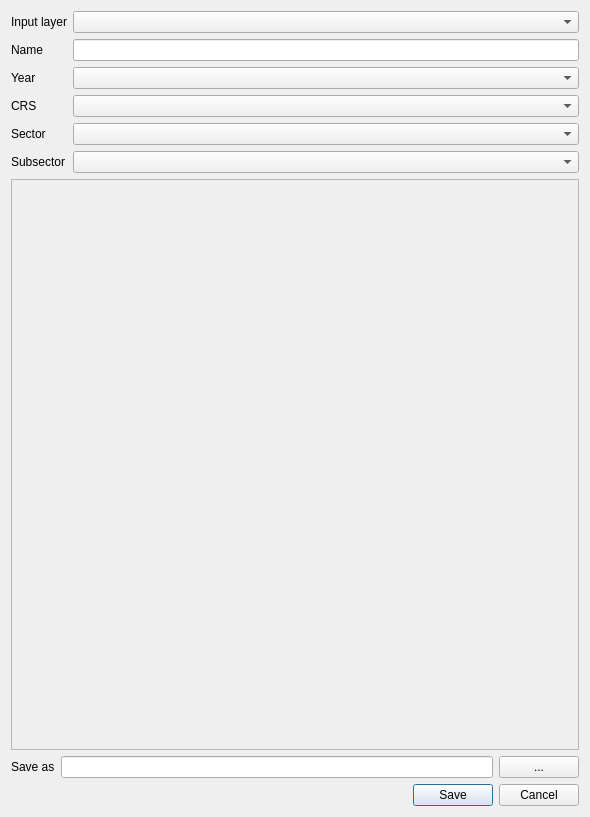
Above: ImaerPlugin/generate_calc_input_dlg.ui from opengeogroep/AERIUS-QGIS-plugins before the change. Below: the same form after it.
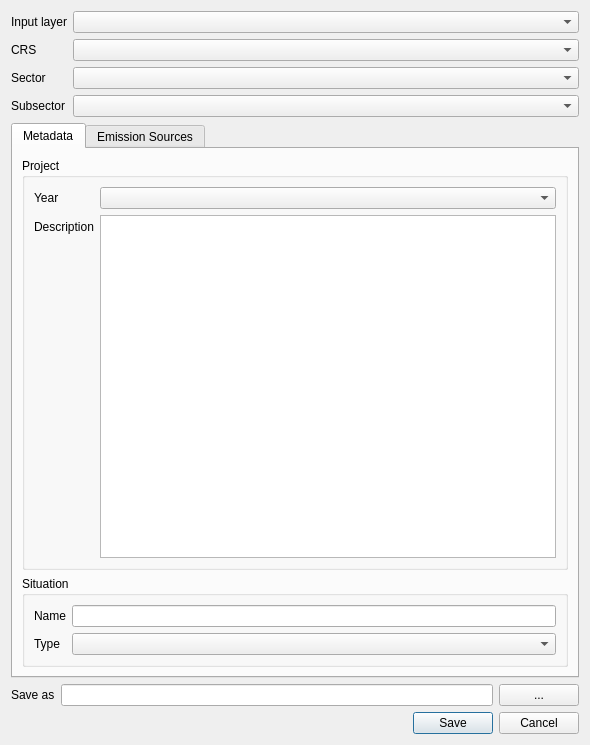
That is the form after the change. Custom widgets are drawn as their Qt base class.

Commit message: Tabs in emission source generator (WIP)

```diff
--- a/ImaerPlugin/generate_calc_input_dlg.ui
+++ b/ImaerPlugin/generate_calc_input_dlg.ui
@@ -7,20 +7,17 @@
     <x>0</x>
     <y>0</y>
     <width>590</width>
-    <height>817</height>
+    <height>745</height>
    </rect>
   </property>
   <property name="windowTitle">
    <string>Generate Aerius Calculator Input</string>
   </property>
-  <layout class="QGridLayout" name="gridLayout_2">
-   <item row="0" column="0">
+  <layout class="QVBoxLayout" name="verticalLayout_2">
+   <item>
     <layout class="QVBoxLayout" name="verticalLayout">
      <item>
-      <layout class="QGridLayout" name="gridLayout">
-       <item row="0" column="1">
-        <widget class="QgsMapLayerComboBox" name="combo_layer"/>
-       </item>
+      <layout class="QFormLayout" name="formLayout_2">
        <item row="0" column="0">
         <widget class="QLabel" name="label_layer">
          <property name="text">
@@ -28,77 +25,143 @@
          </property>
         </widget>
        </item>
-       <item row="5" column="0">
+       <item row="0" column="1">
+        <widget class="QgsMapLayerComboBox" name="combo_layer"/>
+       </item>
+       <item row="2" column="0">
         <widget class="QLabel" name="label_sector">
          <property name="text">
           <string>Sector</string>
          </property>
         </widget>
        </item>
-       <item row="5" column="1">
+       <item row="2" column="1">
         <widget class="QComboBox" name="combo_sector"/>
        </item>
-       <item row="6" column="1">
-        <widget class="QComboBox" name="combo_subsector"/>
-       </item>
-       <item row="6" column="0">
+       <item row="3" column="0">
         <widget class="QLabel" name="label_subsector">
          <property name="text">
           <string>Subsector</string>
          </property>
         </widget>
        </item>
-       <item row="2" column="0">
-        <widget class="QLabel" name="label_year">
-         <property name="text">
-          <string>Year</string>
-         </property>
-        </widget>
+       <item row="3" column="1">
+        <widget class="QComboBox" name="combo_subsector"/>
        </item>
-       <item row="2" column="1">
-        <widget class="QComboBox" name="combo_year"/>
-       </item>
-       <item row="4" column="1">
-        <widget class="QComboBox" name="combo_crs"/>
-       </item>
-       <item row="4" column="0">
+       <item row="1" column="0">
         <widget class="QLabel" name="label_crs">
          <property name="text">
           <string>CRS</string>
          </property>
         </widget>
        </item>
-       <item row="1" column="0">
-        <widget class="QLabel" name="label_name">
-         <property name="text">
-          <string>Name</string>
-         </property>
-        </widget>
-       </item>
        <item row="1" column="1">
-        <widget class="QLineEdit" name="edit_name"/>
+        <widget class="QComboBox" name="combo_crs"/>
        </item>
       </layout>
      </item>
      <item>
       <layout class="QHBoxLayout" name="horizontalLayout">
        <item>
-        <widget class="QScrollArea" name="scrollArea">
-         <property name="widgetResizable">
-          <bool>true</bool>
+        <widget class="QTabWidget" name="tabWidget">
+         <property name="currentIndex">
+          <number>0</number>
          </property>
-         <widget class="QWidget" name="scrollAreaWidgetContents">
-          <property name="geometry">
-           <rect>
-            <x>0</x>
-            <y>0</y>
-            <width>566</width>
-            <height>541</height>
-           </rect>
-          </property>
-          <layout class="QGridLayout" name="gridLayout_3">
-           <item row="0" column="0">
-            <layout class="QGridLayout" name="grid_elements"/>
+         <widget class="QWidget" name="tab_metadata">
+          <attribute name="title">
+           <string>Metadata</string>
+          </attribute>
+          <layout class="QVBoxLayout" name="verticalLayout_3">
+           <item>
+            <widget class="QGroupBox" name="group_project">
+             <property name="title">
+              <string>Project</string>
+             </property>
+             <layout class="QFormLayout" name="formLayout">
+              <item row="1" column="0">
+               <widget class="QLabel" name="label_project_year">
+                <property name="text">
+                 <string>Year</string>
+                </property>
+               </widget>
+              </item>
+              <item row="1" column="1">
+               <widget class="QComboBox" name="combo_project_year"/>
+              </item>
+              <item row="2" column="0">
+               <widget class="QLabel" name="label_project_description">
+                <property name="text">
+                 <string>Description</string>
+                </property>
+               </widget>
+              </item>
+              <item row="2" column="1">
+               <widget class="QTextEdit" name="edit_project_description">
+                <property name="acceptRichText">
+                 <bool>false</bool>
+                </property>
+               </widget>
+              </item>
+             </layout>
+            </widget>
+           </item>
+           <item>
+            <widget class="QGroupBox" name="group_situation">
+             <property name="title">
+              <string>Situation</string>
+             </property>
+             <layout class="QFormLayout" name="formLayout_3">
+              <item row="0" column="0">
+               <widget class="QLabel" name="label_situation_name">
+                <property name="text">
+                 <string>Name</string>
+                </property>
+               </widget>
+              </item>
+              <item row="0" column="1">
+               <widget class="QLineEdit" name="edit_situation_name"/>
+              </item>
+              <item row="1" column="0">
+               <widget class="QLabel" name="label_situation_type">
+                <property name="text">
+                 <string>Type</string>
+                </property>
+               </widget>
+              </item>
+              <item row="1" column="1">
+               <widget class="QComboBox" name="combo_situation_type"/>
+              </item>
+             </layout>
+            </widget>
+           </item>
+          </layout>
+         </widget>
+         <widget class="QWidget" name="tab_emission_sources">
+          <attribute name="title">
+           <string>Emission Sources</string>
+          </attribute>
+          <layout class="QVBoxLayout" name="verticalLayout_4">
+           <item>
+            <widget class="QScrollArea" name="scrollArea">
+             <property name="widgetResizable">
+              <bool>true</bool>
+             </property>
+             <widget class="QWidget" name="scrollAreaWidgetContents">
+              <property name="geometry">
+               <rect>
+                <x>0</x>
+                <y>0</y>
+                <width>544</width>
+                <height>482</height>
+               </rect>
+              </property>
+              <layout class="QGridLayout" name="gridLayout_3">
+               <item row="0" column="0">
+                <layout class="QGridLayout" name="grid_elements"/>
+               </item>
+              </layout>
+             </widget>
+            </widget>
            </item>
           </layout>
          </widget>
```
The commit also changes 3 other files.
